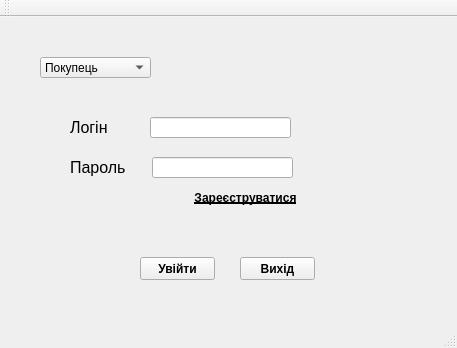
Old version of the form e-shop/mainwindow.ui in the repository Andrii97/shop.
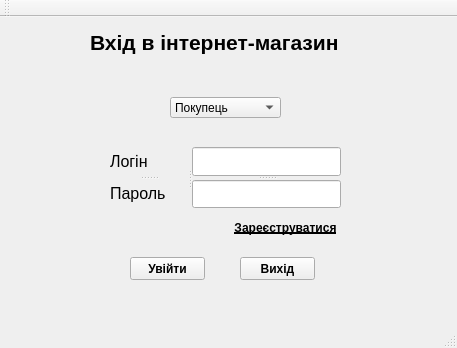
New version of the form.

```diff
--- a/e-shop/mainwindow.ui
+++ b/e-shop/mainwindow.ui
@@ -19,12 +19,15 @@
   <property name="documentMode">
    <bool>false</bool>
   </property>
+  <property name="tabShape">
+   <enum>QTabWidget::Rounded</enum>
+  </property>
   <widget class="QWidget" name="centralWidget">
    <widget class="QComboBox" name="comboBox">
     <property name="geometry">
      <rect>
-      <x>40</x>
-      <y>40</y>
+      <x>170</x>
+      <y>80</y>
       <width>111</width>
       <height>21</height>
      </rect>
@@ -40,63 +43,11 @@
      </property>
     </item>
    </widget>
-   <widget class="QLineEdit" name="TLogin">
-    <property name="geometry">
-     <rect>
-      <x>150</x>
-      <y>100</y>
-      <width>141</width>
-      <height>21</height>
-     </rect>
-    </property>
-   </widget>
-   <widget class="QLineEdit" name="TPassword">
-    <property name="geometry">
-     <rect>
-      <x>152</x>
-      <y>140</y>
-      <width>141</width>
-      <height>21</height>
-     </rect>
-    </property>
-    <property name="cursor">
-     <cursorShape>IBeamCursor</cursorShape>
-    </property>
-    <property name="echoMode">
-     <enum>QLineEdit::Password</enum>
-    </property>
-   </widget>
-   <widget class="QLabel" name="LLogin">
-    <property name="geometry">
-     <rect>
-      <x>70</x>
-      <y>100</y>
-      <width>61</width>
-      <height>21</height>
-     </rect>
-    </property>
-    <property name="text">
-     <string>&lt;html&gt;&lt;head/&gt;&lt;body&gt;&lt;p&gt;&lt;span style=&quot; font-size:12pt;&quot;&gt;Логін&lt;/span&gt;&lt;/p&gt;&lt;/body&gt;&lt;/html&gt;</string>
-    </property>
-   </widget>
-   <widget class="QLabel" name="LPassword">
-    <property name="geometry">
-     <rect>
-      <x>70</x>
-      <y>140</y>
-      <width>61</width>
-      <height>21</height>
-     </rect>
-    </property>
-    <property name="text">
-     <string>&lt;html&gt;&lt;head/&gt;&lt;body&gt;&lt;p&gt;&lt;span style=&quot; font-size:12pt;&quot;&gt;Пароль&lt;/span&gt;&lt;/p&gt;&lt;/body&gt;&lt;/html&gt;</string>
-    </property>
-   </widget>
    <widget class="QPushButton" name="pushButton">
     <property name="geometry">
      <rect>
-      <x>190</x>
-      <y>170</y>
+      <x>230</x>
+      <y>200</y>
       <width>111</width>
       <height>21</height>
      </rect>
@@ -144,7 +95,7 @@
    <widget class="QPushButton" name="Enter">
     <property name="geometry">
      <rect>
-      <x>140</x>
+      <x>130</x>
       <y>240</y>
       <width>75</width>
       <height>23</height>
@@ -160,6 +111,54 @@
      <string>Увійти</string>
     </property>
    </widget>
+   <widget class="QLabel" name="label">
+    <property name="geometry">
+     <rect>
+      <x>90</x>
+      <y>10</y>
+      <width>271</width>
+      <height>31</height>
+     </rect>
+    </property>
+    <property name="text">
+     <string>&lt;html&gt;&lt;head/&gt;&lt;body&gt;&lt;p&gt;&lt;span style=&quot; font-size:16pt; font-weight:600;&quot;&gt;Вхід в інтернет-магазин&lt;/span&gt;&lt;/p&gt;&lt;/body&gt;&lt;/html&gt;</string>
+    </property>
+   </widget>
+   <widget class="QSplitter" name="splitter_3">
+    <property name="geometry">
+     <rect>
+      <x>110</x>
+      <y>130</y>
+      <width>231</width>
+      <height>61</height>
+     </rect>
+    </property>
+    <property name="orientation">
+     <enum>Qt::Horizontal</enum>
+    </property>
+    <widget class="QSplitter" name="splitter_2">
+     <property name="orientation">
+      <enum>Qt::Vertical</enum>
+     </property>
+     <widget class="QLabel" name="LLogin">
+      <property name="text">
+       <string>&lt;html&gt;&lt;head/&gt;&lt;body&gt;&lt;p&gt;&lt;span style=&quot; font-size:12pt;&quot;&gt;Логін&lt;/span&gt;&lt;/p&gt;&lt;/body&gt;&lt;/html&gt;</string>
+      </property>
+     </widget>
+     <widget class="QLabel" name="LPassword">
+      <property name="text">
+       <string>&lt;html&gt;&lt;head/&gt;&lt;body&gt;&lt;p&gt;&lt;span style=&quot; font-size:12pt;&quot;&gt;Пароль&lt;/span&gt;&lt;/p&gt;&lt;/body&gt;&lt;/html&gt;</string>
+      </property>
+     </widget>
+    </widget>
+    <widget class="QSplitter" name="splitter">
+     <property name="orientation">
+      <enum>Qt::Vertical</enum>
+     </property>
+     <widget class="QLineEdit" name="TLogin"/>
+     <widget class="QLineEdit" name="TPassword"/>
+    </widget>
+   </widget>
   </widget>
   <widget class="QMenuBar" name="menuBar">
    <property name="geometry">
```
Left out of the diff: 12 changed lines with no effect on the pictures.
